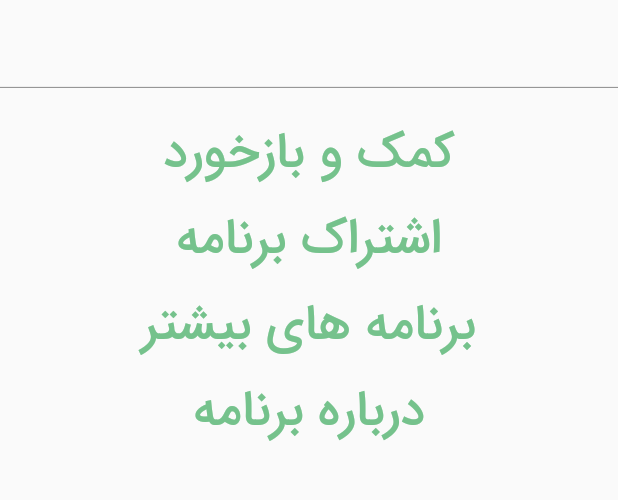
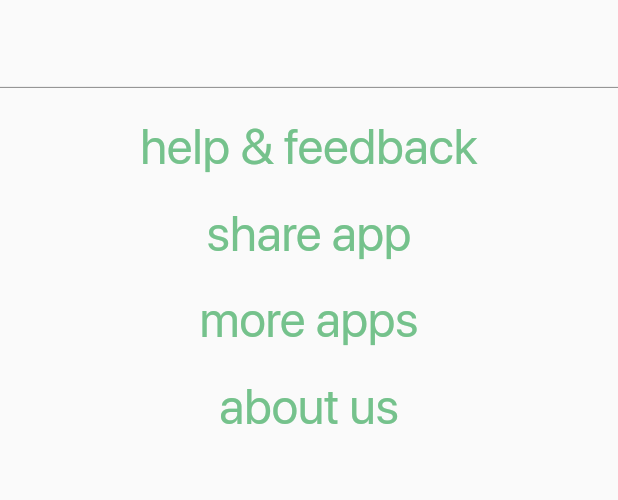
Before and after one commit to samad-nkarimi/BMI_flutter_app, a Flutter app: the screen it shows after launch, with the side drawer open, on a phone screen of 412 x 824 dp, the part 419-919 px from its top. Run offline on Flutter 3.47's test engine with Material 2 defaults, Android fonts, the phone set to English and light mode, and no system bars; drawn by our look-alikes of syncfusion_flutter_gauges; our stand-ins replace bloc, equatable, flutter_bloc, flutter_svg, numberpicker, share; missing offline and left inert: flutter_email_sender, store_redirect.

Commit message:
language toggle button modified, appbar modified, drawer items modified

```diff
--- a/lib/blocs/language/language_bloc.dart
+++ b/lib/blocs/language/language_bloc.dart
@@ -10,7 +10,7 @@ import './language_state.dart';
 
 class LanguageBloc extends Bloc<LanguageEvent, LanguageState> {
 
-  LanguageBloc() : super(LanguageLoaded(Locale(Languages.languages[1].code)));
+  LanguageBloc() : super(LanguageLoaded(Locale(Languages.languages[0].code)));
 
   @override
   Stream<LanguageState> mapEventToState(LanguageEvent event) async* {
--- a/lib/main.dart
+++ b/lib/main.dart
@@ -70,8 +70,8 @@ class MyApp extends StatelessWidget {
                       statusBarColor: Colors.transparent,
 
                       // systemNavigationBarColor: Color(0xff75C28C),
-                      // systemNavigationBarDividerColor: Colors.transparent,
-                      // systemNavigationBarIconBrightness: Brightness.light,
+                      systemNavigationBarDividerColor: Colors.transparent,
+                      systemNavigationBarIconBrightness: Brightness.light,
                     ),
                     child: MBIHome(),
                   ),
--- a/lib/screens/drawer_screen.dart
+++ b/lib/screens/drawer_screen.dart
@@ -1,19 +1,19 @@
 import 'dart:ui';
 
 import 'package:BMI/utils/app_localizations.dart';
-import 'package:BMI/utils/languages.dart';
 import 'package:BMI/utils/translation_constants.dart';
 import 'package:flutter/material.dart';
 import 'package:flutter_bloc/flutter_bloc.dart';
+import 'package:flutter_email_sender/flutter_email_sender.dart';
 import 'package:flutter_svg/flutter_svg.dart';
+import 'package:share/share.dart';
+import 'package:store_redirect/store_redirect.dart';
+
 import '../blocs/blocs.dart';
 import '../models/drawer_item.dart';
-import 'package:flutter_email_sender/flutter_email_sender.dart';
 import '../utils/constants.dart';
 import '../utils/images.dart';
 import '../utils/size_config.dart';
-import 'package:share/share.dart';
-import 'package:store_redirect/store_redirect.dart';
 
 class MbiDrawer extends StatefulWidget {
   MbiDrawer({Key key}) : super(key: key);
@@ -36,18 +36,28 @@ class _MbiDrawerState extends State<MbiDrawer> {
   );
 
   double resHeight(mobileRes, tabletRes) {
-    return (SizeConfig.isMobilePortrait ? mobileRes : tabletRes) *
-        SizeConfig.heightMultiplier;
+    return (SizeConfig.isMobilePortrait ? mobileRes : tabletRes) * SizeConfig.heightMultiplier;
   }
 
   double resWidth(mobileRes, tabletRes) {
-    return (SizeConfig.isMobilePortrait ? mobileRes : tabletRes) *
-        SizeConfig.widthMultiplier;
+    return (SizeConfig.isMobilePortrait ? mobileRes : tabletRes) * SizeConfig.widthMultiplier;
   }
 
   Widget drawerItem(String title, Function func) {
     return InkWell(
+      child: Row(
+        mainAxisSize: MainAxisSize.max,
+        mainAxisAlignment: MainAxisAlignment.center,
+        crossAxisAlignment: CrossAxisAlignment.center,
+        children: [
+          Container(
+            alignment: Alignment.center,
+            // color: Colors.red,
+            height: resHeight(7.0, 8.0),
             child: Text(title, style: Theme.of(context).textTheme.subtitle2),
+          ),
+        ],
+      ),
       onTap: func,
     );
   }
@@ -82,6 +92,8 @@ class _MbiDrawerState extends State<MbiDrawer> {
 
   Widget _aboutUsSection() {
     return Column(
+      mainAxisAlignment: MainAxisAlignment.spaceAround,
+      // mainAxisSize: MainAxisSize.max,
       children: [
         Text("${AppLocalizations.of(context).translate(TranslationConstants.about_us)}", style: Theme.of(context).textTheme.subtitle2),
         SizedBox(height: 15),
@@ -91,50 +103,66 @@ class _MbiDrawerState extends State<MbiDrawer> {
           style: Theme.of(context).textTheme.bodyText1,
           textAlign: TextAlign.center,
         ),
-        SizedBox(height: 15),
         Container(
+          // alignment: Alignment.bottomCenter,
+          margin: EdgeInsets.all(resHeight(8.0, 8.0)),
           width: resWidth(30.0, 20.0),
           height: resWidth(15.0, 10.0),
-          child: GestureDetector(
-            onTap: () => setState(() {
+          child: ElevatedButton(
+            onPressed: () => setState(() {
               _showAboutUs = !_showAboutUs;
             }),
-            child: Stack(alignment: Alignment.center, children: [
-              Image.asset(
-                "assets/images/back_btn.png",
-                width: resWidth(30.0, 20.0),
-                height: resWidth(15.0, 10.0),
-                fit: BoxFit.fill,
+            style: ElevatedButton.styleFrom(
+              primary: Color(0xFF75C28C),
+              shape: RoundedRectangleBorder(
+                borderRadius: BorderRadius.circular(50),
               ),
-              Padding(
-                padding: const EdgeInsets.only(bottom: 8),
+            ),
             child: Text(
               "${AppLocalizations.of(context).translate(TranslationConstants.ok)}",
               style: TextStyle(color: Colors.white, fontSize: 18),
             ),
-              ),
-            ]),
           ),
         ),
       ],
     );
   }
 
+  // GestureDetector(
+  //   onTap: () => setState(() {
+  //     _showAboutUs = !_showAboutUs;
+  //   }),
+  //   child: Stack(alignment: Alignment.center, children: [
+  //     Image.asset(
+  //       "assets/images/back_btn.png",
+  //       width: resWidth(30.0, 20.0),
+  //       height: resWidth(15.0, 10.0),
+  //       fit: BoxFit.fill,
+  //     ),
+  //     Padding(
+  //       padding: const EdgeInsets.only(bottom: 8),
+  //       child: Text(
+  //         "${AppLocalizations.of(context).translate(TranslationConstants.ok)}",
+  //         style: TextStyle(color: Colors.white, fontSize: 18),
+  //       ),
+  //     ),
+  //   ]),
+  // ),
+
   Widget _drawerBottomSection() {
     return Column(
       children: [
-
         drawerItem("${AppLocalizations.of(context).translate(TranslationConstants.help_and_feedback)}", () => FlutterEmailSender.send(email)),
-        SizedBox(height: resHeight(1.0, 3.0)),
+        // SizedBox(height: resHeight(1.0, 3.0)),
         drawerItem("${AppLocalizations.of(context).translate(TranslationConstants.share_app)}", () => Share.share(Constants.APP_LINK)),
-        SizedBox(height: resHeight(1.0, 3.0)),
+        // SizedBox(height: resHeight(1.0, 3.0)),
         drawerItem(
             "${AppLocalizations.of(context).translate(TranslationConstants.more_apps)}",
             () => StoreRedirect.redirect(
                   androidAppId: Constants.STORE_ANDROID_APP_ID,
                   iOSAppId: Constants.STORE_IOS_APP_ID,
                 )),
-        SizedBox(height: resHeight(1.0, 3.0)),
+        // SizedBox(height: resHeight(1.0, 3.0)),
         drawerItem(
           "${AppLocalizations.of(context).translate(TranslationConstants.about_us)}",
           () => setState(() {
@@ -149,8 +177,7 @@ class _MbiDrawerState extends State<MbiDrawer> {
   Widget build(BuildContext context) {
     final screenWidth = MediaQuery.of(context).size.width;
     final screenHeight = MediaQuery.of(context).size.height;
-    return BlocBuilder<DrawerItemsBloc, DrawerItem>(
-        builder: (context, drawerItem) {
+    return BlocBuilder<DrawerItemsBloc, DrawerItem>(builder: (context, drawerItem) {
       return Container(
         constraints: BoxConstraints(
           minWidth: screenWidth,
@@ -162,7 +189,7 @@ class _MbiDrawerState extends State<MbiDrawer> {
             children: [
               _drawerTopSection(),
               Divider(color: Colors.black45),
-              SizedBox(height: resHeight(1.4, 1.5)),
+              // SizedBox(height: resHeight(1.4, 1.5)),
               if (_showAboutUs) _aboutUsSection(),
               if (!_showAboutUs) _drawerBottomSection(),
             ],
--- a/lib/screens/home_screen.dart
+++ b/lib/screens/home_screen.dart
@@ -1,4 +1,6 @@
+import 'dart:math' as math;
 import 'package:BMI/utils/app_localizations.dart';
+import 'package:BMI/utils/language_entity.dart';
 import 'package:BMI/utils/languages.dart';
 import 'package:BMI/utils/translation_constants.dart';
 import 'package:flutter/material.dart';
@@ -32,6 +34,7 @@ class _MBIHomeState extends State<MBIHome> {
   int _currentAgeValue = 20;
   double _horizPaddingFactorTextForMobile = 5.0;
   double _horizPaddingFactorTextForTablet = 5.0;
+  int _languageIndex = 0;
 
   // NumberPicker decimalNumberPicker;
   List<String> _weightCategories = [];
@@ -66,6 +69,9 @@ class _MBIHomeState extends State<MBIHome> {
         child: Scaffold(
           drawer: MbiDrawer(),
           appBar: PreferredSize(
+            preferredSize: Size(double.infinity, resHeight(8.0, 10.0)),
+            child: Padding(
+              padding: EdgeInsets.symmetric(horizontal: resWidth(3.0, 3.0)),
               child: Row(
                 mainAxisAlignment: MainAxisAlignment.spaceBetween,
                 crossAxisAlignment: CrossAxisAlignment.center,
@@ -74,45 +80,71 @@ class _MBIHomeState extends State<MBIHome> {
                     builder: (context) => Container(
                       // padding: const EdgeInsets.all(10.0),
                       // margin: const EdgeInsets.all(10.0),
-                    alignment: Alignment.topLeft,
+                      alignment: Alignment.center,
                       child: Container(
                         width: resWidth(12.0, 8.0),
                         height: resWidth(12.0, 8.0),
                         child: IconButton(
                           // iconSize: 10 * SizeConfig.heightMultiplier,
-                        icon: SvgPicture.asset("assets/images/menu_icon.svg"),
+                          icon: Transform(
+                            alignment: Alignment.center,
+                            child: SvgPicture.asset("assets/images/menu_icon.svg"),
+                            transform: _languageIndex==0? Matrix4.rotationY(0):Matrix4.rotationY(math.pi),
+                          ),
                           onPressed: () => Scaffold.of(context).openDrawer(),
                         ),
                       ),
                     ),
                   ),
-                ToggleButtons(
-                  children: [ Text("english"),Text("persian")],
-                  isSelected: [true, false],
-                  onPressed: (index) => BlocProvider.of<LanguageBloc>(context).add(
-                    ToggleLanguageEvent(Languages.languages[index]),
+                  Container(
+                    // color: Colors.black12,
+                    // width: resWidth(50.0, 40.0),
+                    // height: resHeight(20.0, 15.0),
+                    child:
+                        // SvgPicture.asset("assets/images/bmi_name.svg"),
+                        DropdownButton<LanguageEntity>(
+                      items: Languages.languages
+                          .map<DropdownMenuItem<LanguageEntity>>(
+                            (e) => DropdownMenuItem<LanguageEntity>(
+                              value: e,
+                              child: Row(
+                                mainAxisAlignment: MainAxisAlignment.spaceAround,
+                                children: [
+                                  Text(e.value),
+                                  Image.asset(
+                                    e.flag,
+                                    height: resHeight(4.0, 4.0),
+                                    width: resHeight(4.0, 4.0),
+                                  )
+                                ],
                               ),
                             ),
-
-                Positioned(
-                  top: 0,
-                  right: 0,
-                  child: Container(
-                    // color: Colors.black12,
-                    width: resWidth(50.0, 40.0),
-                    height: resHeight(20.0, 15.0),
-                    child: SvgPicture.asset("assets/images/bmi_name.svg"),
+                          )
+                          .toList(),
+                      underline: SizedBox(),
+                      icon: Image.asset(
+                        _languageIndex == 0 ? "assets/images/flag_english.png" : "assets/images/flag_persian.png",
+                        width: resHeight(5.0, 5.0),
+                        height: resHeight(5.0, 5.0),
+                      ),
+                      onChanged: (index) {
+                        // index is LanguageEntity
+                        BlocProvider.of<LanguageBloc>(context).add(
+                          ToggleLanguageEvent(index),
+                        );
+                        _languageIndex = index.code == 'en' ? 0 : 1;
+                      },
                     ),
                   ),
                 ],
               ),
-            preferredSize: Size(double.infinity, resHeight(10, 10.0)),
+            ),
           ),
           body: Stack(
             // alignment: Alignment.topCenter,
             children: [
               Container(
-                // color: Colors.black26,
+                // color: Colors.white,
                 width: double.maxFinite,
                 padding: EdgeInsets.only(top: resWidth(5.0, 0.0), left: 10.0, right: 10.0),
                 height: resHeight(50.0, 55.0),
@@ -121,7 +153,7 @@ class _MBIHomeState extends State<MBIHome> {
                     ),
               ),
               Container(
-                // color: Colors.amber.withOpacity(0.4),
+                // color: Colors.white,
                 height: double.infinity,
                 width: double.infinity,
                 child: Column(
@@ -142,17 +174,11 @@ class _MBIHomeState extends State<MBIHome> {
                             children: [
                               Text(
                                 "${AppLocalizations.of(context).translate(TranslationConstants.normal_weight)}(kg)",
-                                style: Theme.of(context)
-                                    .textTheme
-                                    .subtitle1
-                                    .copyWith(color: Colors.blue),
+                                style: Theme.of(context).textTheme.subtitle1.copyWith(color: Colors.blue),
                               ),
                               Text(
                                 "${((24.5 * bmiModel.height * bmiModel.height * 0.4356) / (703 * 2.54 * 2.54)).toStringAsFixed(1)} - ${((30.5 * bmiModel.height * bmiModel.height * 0.4356) / (703 * 2.54 * 2.54)).toStringAsFixed(1)}",
-                                style: Theme.of(context)
-                                    .textTheme
-                                    .subtitle1
-                                    .copyWith(color: Colors.blue),
+                                style: Theme.of(context).textTheme.subtitle1.copyWith(color: Colors.blue),
                               )
                             ],
                           ),
@@ -162,10 +188,7 @@ class _MBIHomeState extends State<MBIHome> {
                     // box marbout be seekha
                     Card(
                       margin: EdgeInsets.only(
-                          top: resHeight(1.0, 2.0),
-                          left: resHeight(1.0, 2.0),
-                          right: resHeight(1.0, 2.0),
-                          bottom: resHeight(0.5, 1.0)),
+                          top: resHeight(1.0, 2.0), left: resHeight(1.0, 2.0), right: resHeight(1.0, 2.0), bottom: resHeight(0.5, 1.0)),
                       elevation: 1,
                       shape: RoundedRectangleBorder(
                         borderRadius: BorderRadius.circular(7.0),
@@ -183,22 +206,16 @@ class _MBIHomeState extends State<MBIHome> {
                               child: Divider(height: 0.5, color: Colors.black26),
                             ),
                             // segment weight
-                            if (SizeConfig.isMobilePortrait)
-                              _propertyRowMobileWeight(_minSliderWeight, _maxSliderWeight,
-                                  name: "weight", unit: "kg"),
-                            _sliderTotalWeight(_minSliderWeight, _maxSliderWeight,
-                                name: "weight", unit: "kg"),
+                            if (SizeConfig.isMobilePortrait) _propertyRowMobileWeight(_minSliderWeight, _maxSliderWeight, name: "weight", unit: "kg"),
+                            _sliderTotalWeight(_minSliderWeight, _maxSliderWeight, name: "weight", unit: "kg"),
                             Divider(
                               height: 5.0,
                               color: Colors.transparent,
                             ),
 
                             // segment height
-                            if (SizeConfig.isMobilePortrait)
-                              _propertyRowMobileHeight(_minSliderHeight, _maxSliderHeight,
-                                  name: "height", unit: "cm"),
-                            _sliderTotalHeight(_minSliderHeight, _maxSliderHeight,
-                                name: "height", unit: "cm"),
+                            if (SizeConfig.isMobilePortrait) _propertyRowMobileHeight(_minSliderHeight, _maxSliderHeight, name: "height", unit: "cm"),
+                            _sliderTotalHeight(_minSliderHeight, _maxSliderHeight, name: "height", unit: "cm"),
                           ],
                         ),
                       ),
@@ -249,8 +266,7 @@ class _MBIHomeState extends State<MBIHome> {
 
     return Container(
       padding: EdgeInsets.symmetric(
-          horizontal: resHeight(_horizPaddingFactorTextForMobile, _horizPaddingFactorTextForTablet),
-          vertical: resHeight(2.0, 2.0)),
+          horizontal: resHeight(_horizPaddingFactorTextForMobile, _horizPaddingFactorTextForTablet), vertical: resHeight(2.0, 2.0)),
       child: Column(
         children: [
           for (int i = 0; i < _weightCategories.length; i++)
@@ -292,10 +308,8 @@ class _MBIHomeState extends State<MBIHome> {
     int _categoryNumber = 0;
     double _bmiValue = _bmiModel.bmiValue;
     if (_bmiValue <= _bmiModel.percentile5th) _categoryNumber = 0;
-    if (_bmiValue >= _bmiModel.percentile5th && _bmiValue <= _bmiModel.percentile85th)
-      _categoryNumber = 1;
-    if (_bmiValue >= _bmiModel.percentile85th && _bmiValue <= _bmiModel.percentile95th)
-      _categoryNumber = 2;
+    if (_bmiValue >= _bmiModel.percentile5th && _bmiValue <= _bmiModel.percentile85th) _categoryNumber = 1;
+    if (_bmiValue >= _bmiModel.percentile85th && _bmiValue <= _bmiModel.percentile95th) _categoryNumber = 2;
     if (_bmiValue >= _bmiModel.percentile95th) _categoryNumber = 3;
     return _categoryNumber;
   }
@@ -463,8 +477,7 @@ class _MBIHomeState extends State<MBIHome> {
         mainAxisAlignment: MainAxisAlignment.start,
         children: [
           // age section
-          Text("${AppLocalizations.of(context).translate(TranslationConstants.age)}",
-              style: Theme.of(context).textTheme.subtitle1),
+          Text("${AppLocalizations.of(context).translate(TranslationConstants.age)}", style: Theme.of(context).textTheme.subtitle1),
           Padding(
             padding: EdgeInsets.symmetric(horizontal: resWidth(1.0, 2.0)),
             child: Padding(
@@ -530,8 +543,7 @@ class _WeightDataPickerState extends State<WeightDataPicker> {
         // _currentValue = bmiModel.weight;
         if (state is WeightChanged) _currentValue = state.weight;
         return AlertDialog(
-          title: Text('${AppLocalizations.of(context).translate(TranslationConstants.select_weight)}',
-              style: Theme.of(context).textTheme.bodyText1),
+          title: Text('${AppLocalizations.of(context).translate(TranslationConstants.select_weight)}', style: Theme.of(context).textTheme.bodyText1),
           actions: [
             // TextButton(
             //   onPressed: () {
@@ -591,8 +603,7 @@ class _HeightDataPickerState extends State<HeightDataPicker> {
         // _currentValue = bmiModel.weight;
         if (state is HeightChanged) _currentValue = state.height;
         return AlertDialog(
-          title: Text('${AppLocalizations.of(context).translate(TranslationConstants.select_height)}',
-              style: Theme.of(context).textTheme.bodyText1),
+          title: Text('${AppLocalizations.of(context).translate(TranslationConstants.select_height)}', style: Theme.of(context).textTheme.bodyText1),
           actions: [
             // TextButton(
             //   onPressed: () {
@@ -769,9 +780,7 @@ class _FemaleMaleToggleState extends State<FemaleMaleToggle> {
                 },
                 child: Text(
                   "${AppLocalizations.of(context).translate(TranslationConstants.male)}",
-                  style: maleToggle
-                      ? Theme.of(context).textTheme.bodyText1
-                      : Theme.of(context).textTheme.subtitle1,
+                  style: maleToggle ? Theme.of(context).textTheme.bodyText1 : Theme.of(context).textTheme.subtitle1,
                 ),
               ),
               Text(" | ", style: Theme.of(context).textTheme.subtitle1),
@@ -787,9 +796,7 @@ class _FemaleMaleToggleState extends State<FemaleMaleToggle> {
                 },
                 child: Text(
                   "${AppLocalizations.of(context).translate(TranslationConstants.female)}",
-                  style: !maleToggle
-                      ? Theme.of(context).textTheme.bodyText1
-                      : Theme.of(context).textTheme.subtitle1,
+                  style: !maleToggle ? Theme.of(context).textTheme.bodyText1 : Theme.of(context).textTheme.subtitle1,
                 ),
               ),
             ],
--- a/lib/utils/language_entity.dart
+++ b/lib/utils/language_entity.dart
@@ -6,6 +6,7 @@ import 'package:flutter/foundation.dart';
 class LanguageEntity{
   final String code;
   final String value;
+  final String flag;
 
-  const LanguageEntity({@required this.code, @required this.value});
+  const LanguageEntity({@required this.code, @required this.value,this.flag});
 }
--- a/lib/utils/languages.dart
+++ b/lib/utils/languages.dart
@@ -5,8 +5,8 @@ abstract class Languages {
 
   const Languages._();
   static const languages=[
-    LanguageEntity(code:'en', value:"English"),
-    LanguageEntity(code:'fa', value:"Persian"),
+    LanguageEntity(code:'en', value:"English",flag: "assets/images/flag_english.png"),
+    LanguageEntity(code:'fa', value:"Persian",flag: "assets/images/flag_persian.png"),
   ];
 
 }
--- a/lib/utils/styling.dart
+++ b/lib/utils/styling.dart
@@ -18,7 +18,7 @@ class AppTheme {
   static double languageFontTextMultiplier=1;
 
    ThemeData lightTheme(String lang) {
-    languageFontTextMultiplier = (lang == 'fa' ? 0.8 : 1.2);
+    languageFontTextMultiplier = (lang == 'fa' ? 1.0 : 0.8);
     print("$languageFontTextMultiplier    8888888888888888888888888888888888");
     return ThemeData(
         scaffoldBackgroundColor: AppTheme.appBackgroundColor,
--- a/pubspec.yaml
+++ b/pubspec.yaml
@@ -73,6 +73,9 @@ flutter:
     - assets/images/menu_icon.svg
     - assets/lang/en.json
     - assets/lang/fa.json
+    - assets/images/flag_persian.png
+    - assets/images/flag_english.png
+
 
   # An image asset can refer to one or more resolution-specific "variants", see
   # https://flutter.dev/assets-and-images/#resolution-aware.
```
Also changed, not shown: assets/images/flag_english.png (added), assets/images/flag_persian.png (added). Lines whose indentation alone changed are shown as unchanged.
